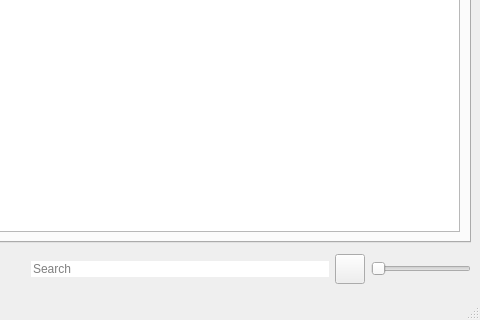
Old version of the form mainwindow.ui in the repository grzesiekkedzior/TuneScape; both pictures show x 431 to 911 and y 232 to 552 of the 911 by 552 pixel window.
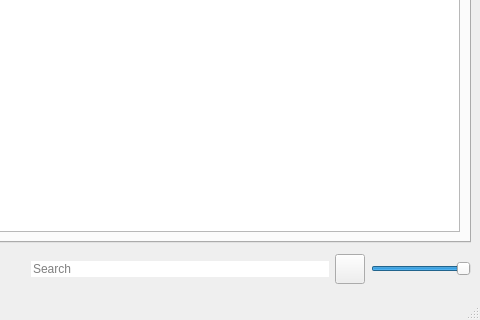
New version of the form. Icons and pictures are not drawn.

Commit message: Add functionality to volume slider

```diff
--- a/mainwindow.ui
+++ b/mainwindow.ui
@@ -513,6 +513,9 @@
           <height>16777215</height>
          </size>
         </property>
+        <property name="value">
+         <number>99</number>
+        </property>
         <property name="orientation">
          <enum>Qt::Horizontal</enum>
         </property>
```
Left out of the diff: 8 changed lines with no effect on the pictures. The commit also changes 4 other files.
